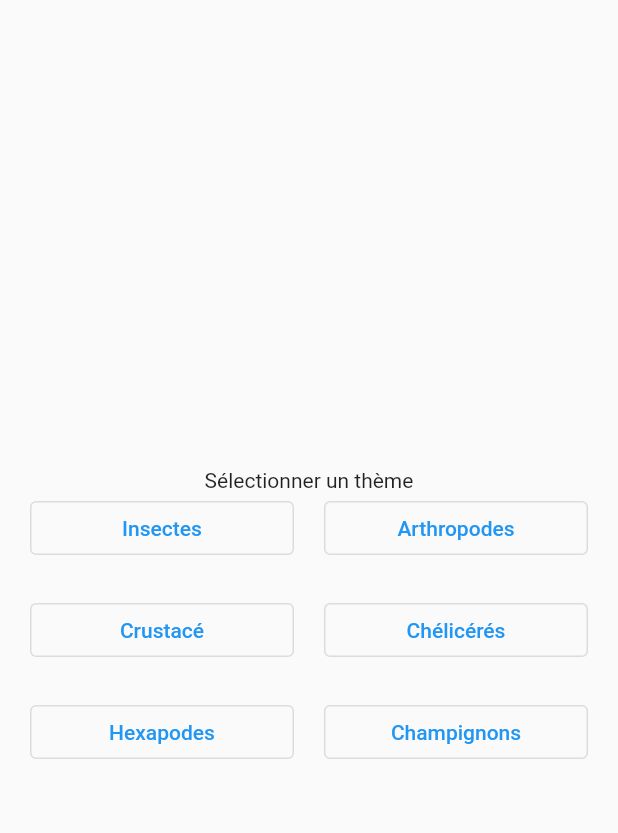
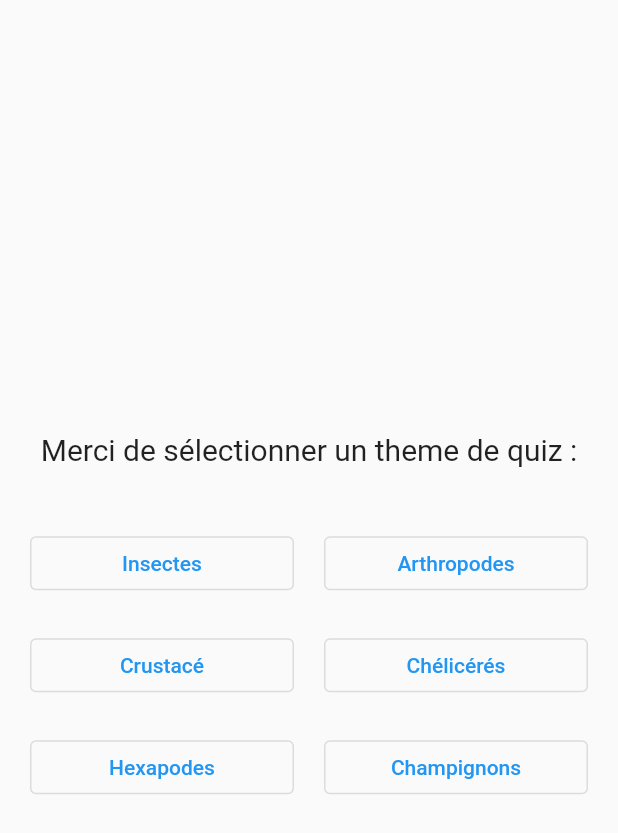
Before and after one commit to cehinger/naturalis, a Flutter app: the MyQuizPage screen opened directly, on a phone screen of 412 x 824 dp. Shown: the top 833 px of the screen. Run offline on Flutter 3.47's test engine with Material 2 defaults, Android fonts, the phone set to English and light mode, and no system bars; our stand-ins replace google_nav_bar.

Commit message:
Update quiz.dart

```diff
--- a/lib/quiz.dart
+++ b/lib/quiz.dart
@@ -70,8 +70,14 @@ class _MyQuizPageState extends State<MyQuizPage> {
           mainAxisAlignment: MainAxisAlignment.center,
           children: <Widget>[
             const Text(
-              'Sélectionner un thème',
+              'Merci de sélectionner un theme de quiz :',
+              style:
+              TextStyle
+                (
+                fontSize: 20.0,
+              ),
             ),
+            const SizedBox(height: 40),
             Column(
                 children: [
                   Row(
```
